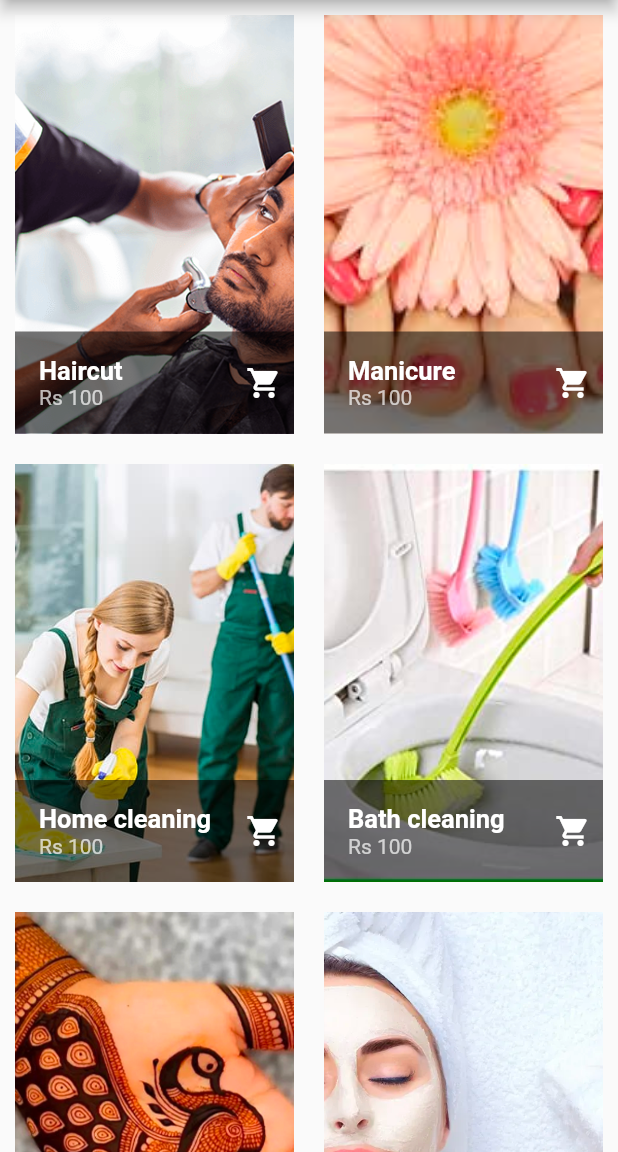
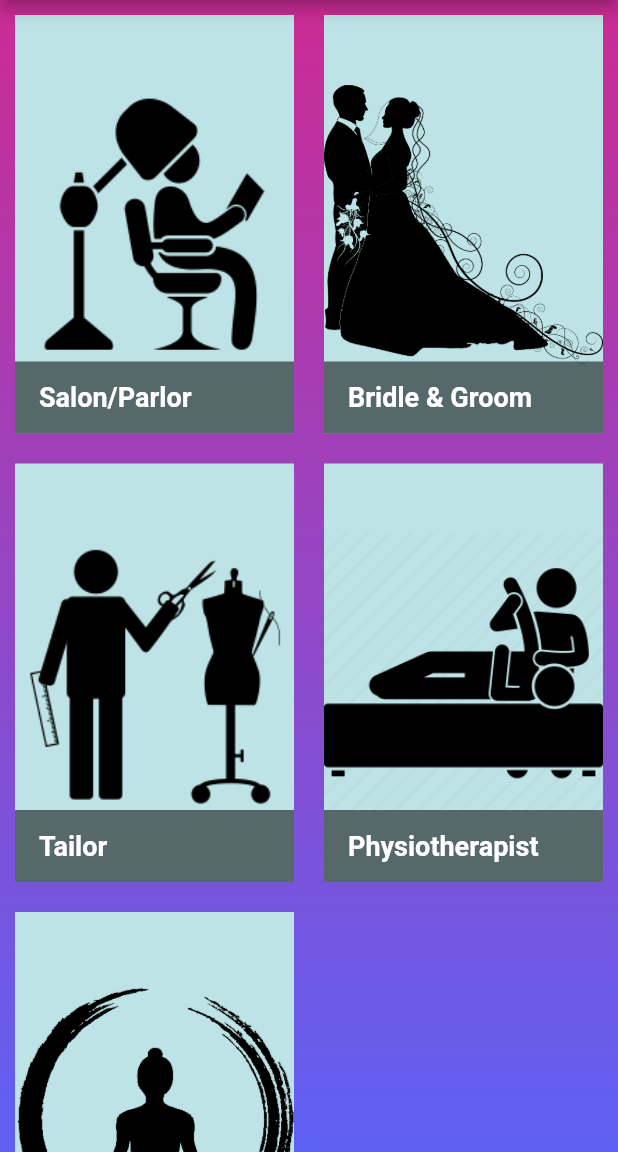
Before and after one commit to MEKOPVTLTD/meko, a Flutter app: the HomePage screen opened directly, on a phone screen of 412 x 824 dp, the part 84-1236 px from its top. Run offline on Flutter 3.47's test engine with Material 2 defaults, Android fonts, the phone set to English and light mode, and no system bars; our stand-ins replace cloud_firestore, firebase_auth, firebase_core, fluttertoast; accounts and stored records are empty.

Commit message:
Services page

```diff
--- a/lib/screens/grid_builder.dart
+++ b/lib/screens/grid_builder.dart
@@ -1,4 +1,5 @@
 import 'package:flutter/material.dart';
+import 'package:meko/utils/color_utils.dart';
 
 
 class GridBuilder extends StatefulWidget {
@@ -13,45 +14,46 @@ class GridBuilderState extends State<GridBuilder> {
   final List<Map> catalogServices = [
     {
       "id" : 1,
-      "name": "Haircut",
-      "asset": "assets/haircut.png",
+      "name": "Salon/Parlor",
+      "asset": "assets/salon_parlor.png",
       "price": "Rs 100"
     },
     {
       "id" : 2,
-      "name": "Manicure",
-      "asset": "assets/manicure.png",
+      "name": "Bridle & Groom",
+      "asset": "assets/bridle_groom.png",
       "price": "Rs 100"
     },
     {
       "id" : 3,
-      "name": "Home cleaning",
-      "asset": "assets/home_cleaning.png",
+      "name": "Tailor",
+      "asset": "assets/tailor.png",
       "price": "Rs 100"
     },
     {
       "id" : 4,
-      "name": "Bath cleaning",
-      "asset": "assets/bathroom_cleaning.png",
+      "name": "Physiotherapist",
+      "asset": "assets/physio.png",
       "price": "Rs 100"
     },
     {
       "id" : 5,
-      "name": "Mehandi",
-      "asset": "assets/mehandi.png",
-      "price": "Rs 100"
-    },
-    {
-      "id" : 6,
-      "name": "Facial",
-      "asset": "assets/facial.png",
+      "name": "Yoga trainer",
+      "asset": "assets/yoga.png",
       "price": "Rs 100"
     }
   ];
 
   @override
   Widget build(BuildContext context) {
-    return GridView.builder(
+    return Container(
+      decoration: BoxDecoration(
+          gradient: LinearGradient(colors: [
+            hexStringToColor("CB2B93"),
+            hexStringToColor("9546C4"),
+            hexStringToColor("5E61F4")
+          ], begin: Alignment.topCenter, end: Alignment.bottomCenter)),
+      child: GridView.builder(
           padding: const EdgeInsets.all(10),
           gridDelegate: const SliverGridDelegateWithMaxCrossAxisExtent(
               maxCrossAxisExtent: 200,
@@ -63,20 +65,23 @@ class GridBuilderState extends State<GridBuilder> {
             return GridTile(
                 key: ValueKey(index),
                 footer: GridTileBar(
+
                     backgroundColor: Colors.black54,
                     title: Text(
                       catalogServices[index]['name'],
                       style:
-                const TextStyle(fontSize: 17, fontWeight: FontWeight.bold),
+                      const TextStyle(fontSize: 18, fontWeight: FontWeight.bold),
+                    )
                 ),
-              subtitle: Text(
-                  catalogServices[index]['price']
+                child: Container(
+                  decoration: BoxDecoration(color: hexStringToColor("BEE3E6")),
+                  child: Image(
+                      color: Colors.black,
+                      image: AssetImage(catalogServices[index]['asset'])
                   ),
-              trailing: const Icon(Icons.shopping_cart),
-            ),
-            child: Image(
-                image: AssetImage(catalogServices[index]['asset']), fit: BoxFit.cover),
+                )
             );
-        });
+          }),
+    );
   }
 }
--- a/pubspec.yaml
+++ b/pubspec.yaml
@@ -73,6 +73,11 @@ flutter:
     - assets/mehandi.png
     - assets/facial.png
     - assets/logo.png
+    - assets/salon_parlor.png
+    - assets/bridle_groom.png
+    - assets/tailor.png
+    - assets/physio.png
+    - assets/yoga.png
 
   # An image asset can refer to one or more resolution-specific "variants", see
   # https://flutter.dev/assets-and-images/#resolution-aware
```
Also changed, not shown: assets/bridle_groom.png (added), assets/physio.png (added), assets/salon_parlor.png (added), assets/tailor.png (added), assets/yoga.png (added). Lines whose indentation alone changed are shown as unchanged.
